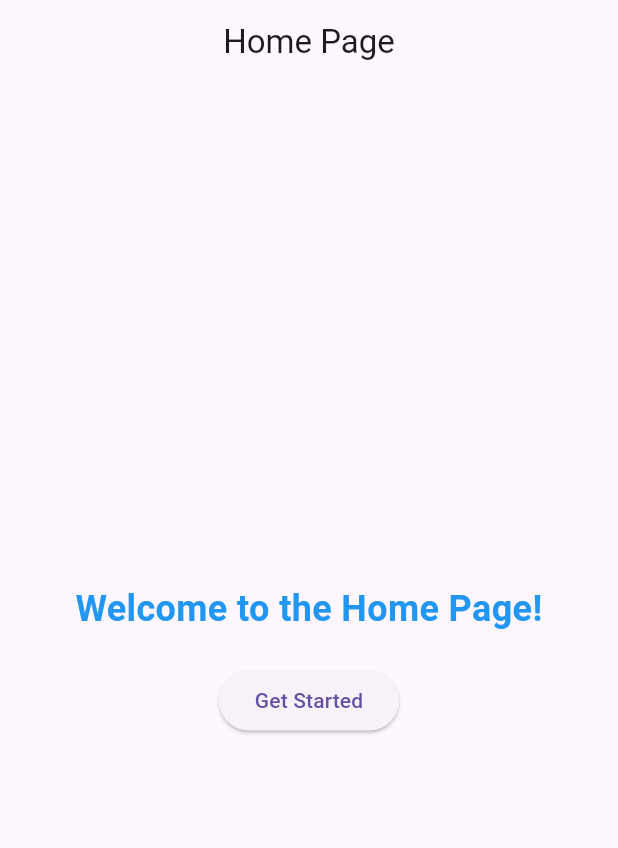
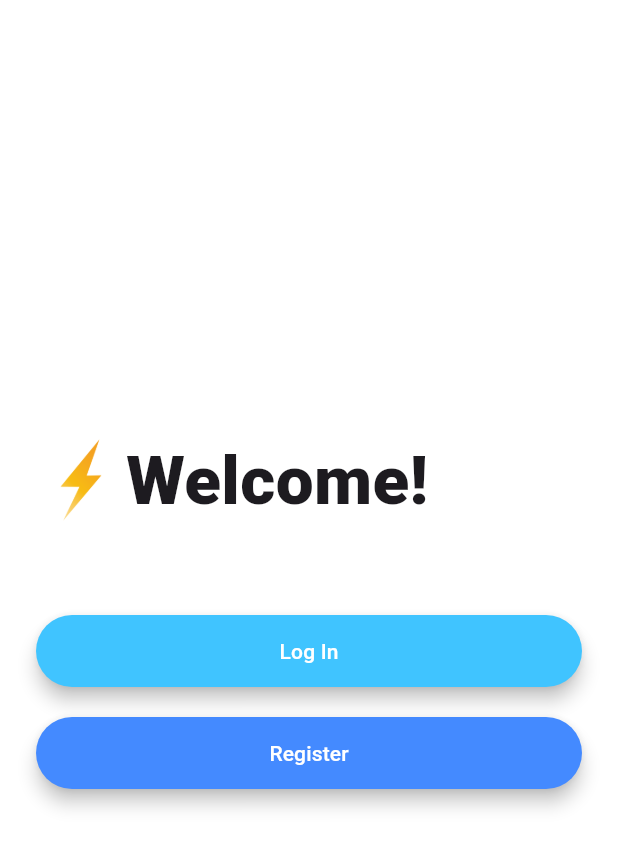
Before and after one commit to dyumnaa/tink_her_hack, a Flutter app: the screen it shows after launch, on a phone screen of 412 x 824 dp. Shown: the top 848 px of the screen. Run offline on Flutter 3.47's test engine with Material 3 defaults, Android fonts, the phone set to English and light mode, and no system bars; our stand-ins replace firebase_auth, firebase_core, flutter_styled_toast; accounts and stored records are empty.

Commit message:
login screen,welcome page,register page added

```diff
--- /dev/null
+++ b/lib/components/rounded_button.dart
@@ -0,0 +1,31 @@
+import 'package:flutter/material.dart';
+
+class RoundedButton extends StatelessWidget {
+  final Color color;
+  final String title;
+  final VoidCallback onPressed;
+
+  RoundedButton(
+      {required this.color, required this.title, required this.onPressed});
+
+  @override
+  Widget build(BuildContext context) {
+    return Padding(
+      padding: EdgeInsets.symmetric(vertical: 10.0),
+      child: Material(
+        elevation: 5.0,
+        color: color,
+        borderRadius: BorderRadius.circular(30.0),
+        child: MaterialButton(
+          onPressed: onPressed,
+          minWidth: 200.0,
+          height: 42.0,
+          child: Text(
+            title,
+            style: TextStyle(color: Colors.white),
+          ),
+        ),
+      ),
+    );
+  }
+}
--- a/lib/main.dart
+++ b/lib/main.dart
@@ -1,7 +1,17 @@
 import 'package:flutter/material.dart';
-import 'screens/homepage.dart'; // Import the HomePage file
+import 'package:firebase_core/firebase_core.dart';
+import 'firebase_options.dart'; // Firebase options generated by FlutterFire CLI
+import 'screens/welcome_screen.dart';
+import 'screens/registration_screen.dart';
+import 'screens/login_screen.dart';
+import 'screens/home_page.dart';
 
-void main() {
+void main() async {
+  WidgetsFlutterBinding.ensureInitialized();
+  await Firebase.initializeApp(
+    options: DefaultFirebaseOptions
+        .currentPlatform, // Platform-specific Firebase config
+  );
   runApp(MyApp());
 }
 
@@ -9,16 +19,14 @@ class MyApp extends StatelessWidget {
   @override
   Widget build(BuildContext context) {
     return MaterialApp(
-      debugShowCheckedModeBanner: false, // Disable the debug banner
-      title: 'Basic App',
-      theme: ThemeData(
-        primarySwatch: Colors.blue, // Define the primary app color
-      ),
-      home: HomePage(), // Set HomePage as the default route
+      debugShowCheckedModeBanner: false,
+      initialRoute: WelcomeScreen.id, // Starting screen
       routes: {
-        '/home': (context) => HomePage(), // Define additional routes if needed
+        WelcomeScreen.id: (context) => WelcomeScreen(),
+        RegistrationScreen.id: (context) => RegistrationScreen(),
+        LoginScreen.id: (context) => LoginScreen(),
+        HomePage.id: (context) => HomePage(),
       },
     );
   }
 }
-run
--- a/lib/screens/homepage.dart
+++ /dev/null
@@ -1,38 +0,0 @@
-import 'package:flutter/material.dart';
-
-class HomePage extends StatelessWidget {
-  @override
-  Widget build(BuildContext context) {
-    return Scaffold(
-      appBar: AppBar(
-        title: Text('Home Page'),
-        centerTitle: true, // Center the AppBar title
-      ),
-      body: Center(
-        child: Column(
-          mainAxisAlignment: MainAxisAlignment.center, // Center content vertically
-          crossAxisAlignment: CrossAxisAlignment.center, // Center content horizontally
-          children: [
-            Text(
-              'Welcome to the Home Page!',
-              style: TextStyle(
-                fontSize: 24,
-                fontWeight: FontWeight.bold,
-                color: Colors.blue, // Set the text color
-              ),
-              textAlign: TextAlign.center,
-            ),
-            SizedBox(height: 20), // Add spacing between widgets
-            ElevatedButton(
-              onPressed: () {
-                // Add your button functionality here
-                print('Button Pressed!');
-              },
-              child: Text('Get Started'),
-            ),
-          ],
-        ),
-      ),
-    );
-  }
-}
--- /dev/null
+++ b/lib/screens/welcome_screen.dart
@@ -0,0 +1,57 @@
+import 'package:flutter/material.dart';
+import '../components/rounded_button.dart';
+import 'registration_screen.dart';
+import 'login_screen.dart';
+
+class WelcomeScreen extends StatelessWidget {
+  static const String id = 'welcome_screen';
+
+  @override
+  Widget build(BuildContext context) {
+    return Scaffold(
+      backgroundColor: Colors.white,
+      body: Padding(
+        padding: EdgeInsets.symmetric(horizontal: 24.0),
+        child: Column(
+          mainAxisAlignment: MainAxisAlignment.center,
+          crossAxisAlignment: CrossAxisAlignment.stretch,
+          children: <Widget>[
+            Row(
+              children: <Widget>[
+                Hero(
+                  tag: 'logo',
+                  child: Container(
+                    height: 60.0,
+                    child: Image.asset('images/logo.png'),
+                  ),
+                ),
+                Text(
+                  'Welcome!',
+                  style: TextStyle(
+                    fontSize: 45.0,
+                    fontWeight: FontWeight.w900,
+                  ),
+                ),
+              ],
+            ),
+            SizedBox(height: 48.0),
+            RoundedButton(
+              color: Colors.lightBlueAccent,
+              title: 'Log In',
+              onPressed: () {
+                Navigator.pushNamed(context, LoginScreen.id);
+              },
+            ),
+            RoundedButton(
+              color: Colors.blueAccent,
+              title: 'Register',
+              onPressed: () {
+                Navigator.pushNamed(context, RegistrationScreen.id);
+              },
+            ),
+          ],
+        ),
+      ),
+    );
+  }
+}
```
Also changed, not shown: lib/constants.dart (added, +55 -0 lines), lib/screens/home_page.dart (added, +30 -0 lines), lib/screens/login_screen.dart (added, +76 -0 lines), lib/screens/registration_screen.dart (added, +76 -0 lines), pubspec.yaml (+8 -2 lines), images/logo.png (added), pubspec.lock, 5 other files.
